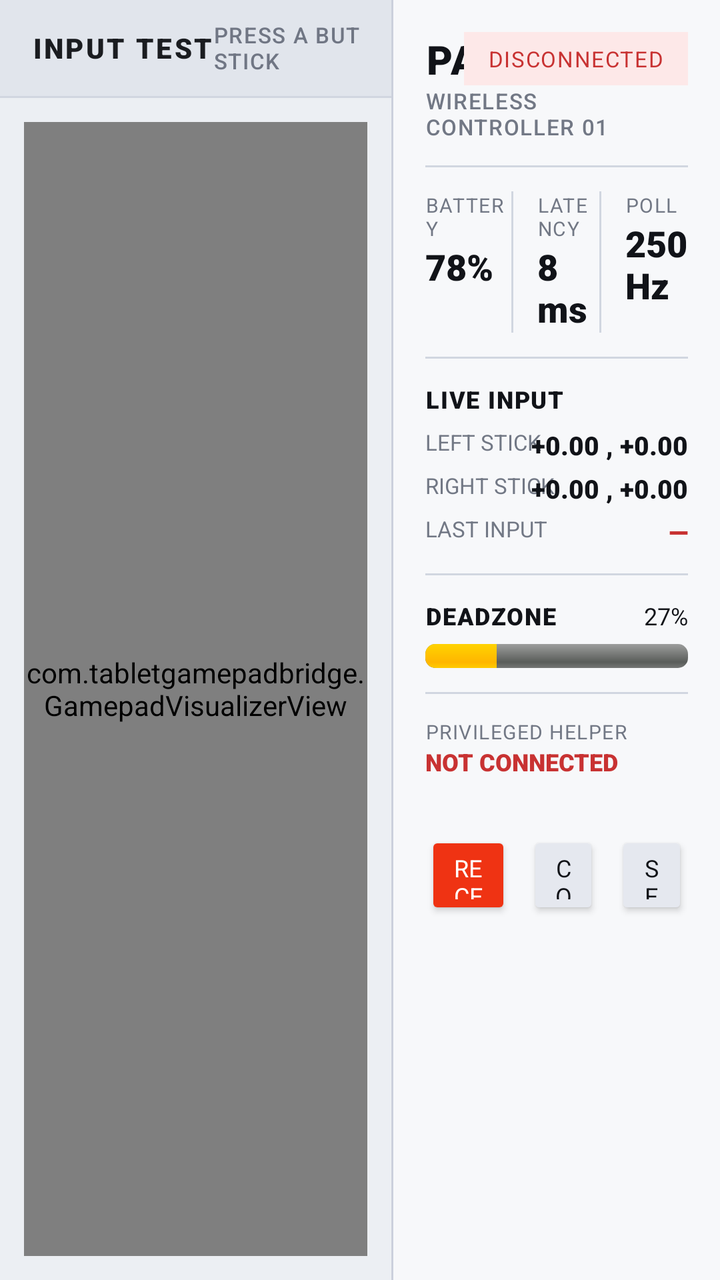
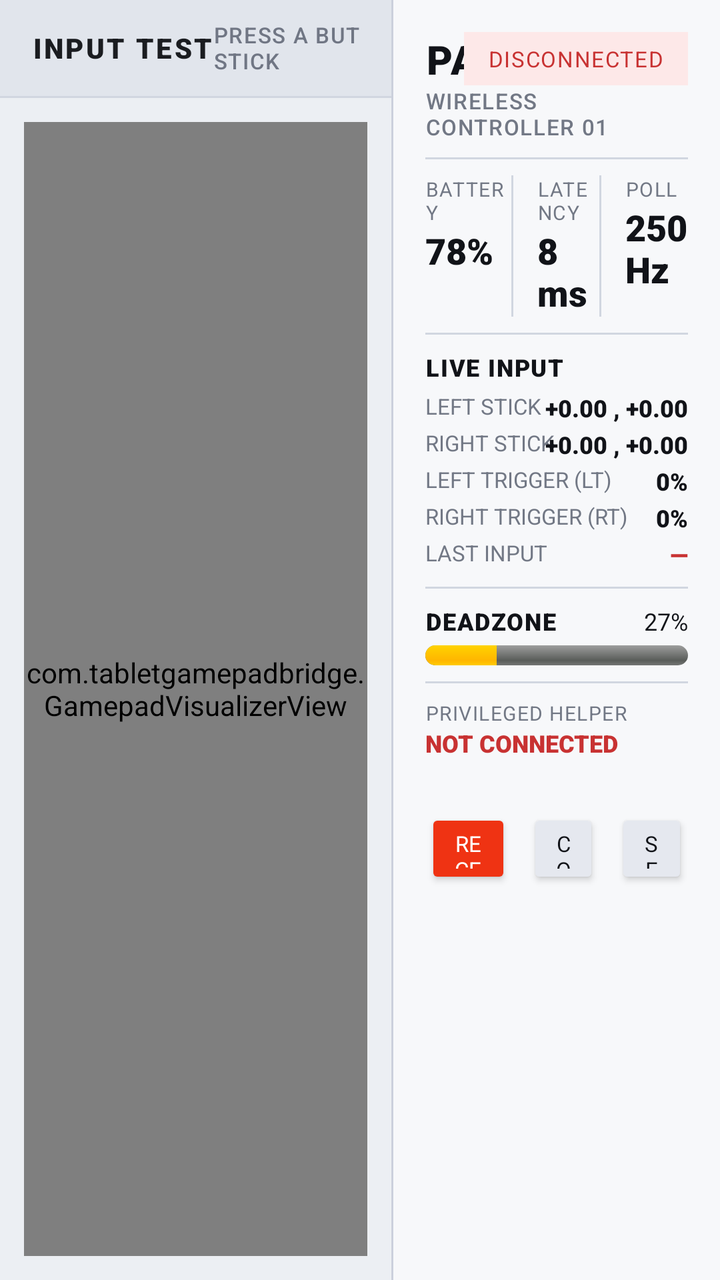

The first picture is an Android layout as it rendered before a commit; the second is the same layout after the commit. The layout source and the unified diff follow.
<!-- AndroidManifest.xml: application theme Theme.AppCompat -->
<!-- res/layout/activity_main.xml -->
<?xml version="1.0" encoding="utf-8"?>
<LinearLayout xmlns:android="http://schemas.android.com/apk/res/android"
    android:layout_width="match_parent"
    android:layout_height="match_parent"
    android:background="#F2F4F7"
    android:orientation="horizontal">

    
    <LinearLayout
        android:layout_width="0dp"
        android:layout_height="match_parent"
        android:layout_weight="1.2"
        android:background="#ECEFF3"
        android:orientation="vertical">

        
        <LinearLayout
            android:layout_width="match_parent"
            android:layout_height="48dp"
            android:background="#E1E5EC"
            android:gravity="center_vertical"
            android:paddingStart="16dp"
            android:paddingEnd="16dp">

            <TextView
                android:layout_width="0dp"
                android:layout_height="wrap_content"
                android:layout_weight="1"
                android:fontFamily="sans-serif-black"
                android:text="INPUT TEST"
                android:textColor="#1A1C20"
                android:textSize="14sp"
                android:letterSpacing="0.08" />

            <TextView
                android:layout_width="wrap_content"
                android:layout_height="wrap_content"
                android:fontFamily="sans-serif-medium"
                android:text="PRESS A BUTTON · DRAG A STICK"
                android:textColor="#707684"
                android:textSize="11sp"
                android:letterSpacing="0.05" />
        </LinearLayout>

        <View
            android:layout_width="match_parent"
            android:layout_height="1dp"
            android:background="#D1D6E0" />

        
        <com.tabletgamepadbridge.GamepadVisualizerView
            android:id="@+id/controllerVisualizer"
            android:layout_width="match_parent"
            android:layout_height="match_parent"
            android:layout_margin="12dp" />

    </LinearLayout>

    
    <View
        android:layout_width="1dp"
        android:layout_height="match_parent"
        android:background="#CBD0DC" />

    
    <LinearLayout
        android:layout_width="0dp"
        android:layout_height="match_parent"
        android:layout_weight="1"
        android:background="#F7F8FA"
        android:orientation="vertical"
        android:padding="16dp">

        
        <RelativeLayout
            android:layout_width="match_parent"
            android:layout_height="wrap_content">

            <LinearLayout
                android:layout_width="wrap_content"
                android:layout_height="wrap_content"
                android:orientation="vertical">

                <TextView
                    android:layout_width="wrap_content"
                    android:layout_height="wrap_content"
                    android:fontFamily="sans-serif-black"
                    android:text="PAD LINK"
                    android:textColor="#111318"
                    android:textSize="20sp"
                    android:letterSpacing="0.05" />

                <TextView
                    android:layout_width="wrap_content"
                    android:layout_height="wrap_content"
                    android:fontFamily="sans-serif-medium"
                    android:text="WIRELESS CONTROLLER 01"
                    android:textColor="#727885"
                    android:textSize="11sp"
                    android:letterSpacing="0.05" />
            </LinearLayout>

            <TextView
                android:id="@+id/connectedBadge"
                android:layout_width="wrap_content"
                android:layout_height="wrap_content"
                android:layout_alignParentEnd="true"
                android:background="#FDE8E8"
                android:fontFamily="sans-serif-bold"
                android:paddingStart="12dp"
                android:paddingTop="6dp"
                android:paddingEnd="12dp"
                android:paddingBottom="6dp"
                android:text="DISCONNECTED"
                android:textColor="#C83232"
                android:textSize="11sp"
                android:letterSpacing="0.05" />
        </RelativeLayout>

        <View
            android:layout_width="match_parent"
            android:layout_height="1dp"
            android:layout_marginTop="12dp"
            android:layout_marginBottom="12dp"
            android:background="#D1D6E0" />

        
        <LinearLayout
            android:layout_width="match_parent"
            android:layout_height="wrap_content"
            android:orientation="horizontal">

            <LinearLayout
                android:layout_width="0dp"
                android:layout_height="wrap_content"
                android:layout_weight="1"
                android:orientation="vertical">

                <TextView
                    android:layout_width="wrap_content"
                    android:layout_height="wrap_content"
                    android:fontFamily="sans-serif-bold"
                    android:text="BATTERY"
                    android:textColor="#727885"
                    android:textSize="10sp"
                    android:letterSpacing="0.05" />

                <TextView
                    android:id="@+id/batteryText"
                    android:layout_width="wrap_content"
                    android:layout_height="wrap_content"
                    android:fontFamily="sans-serif-black"
                    android:text="78%"
                    android:textColor="#111318"
                    android:textSize="18sp" />
            </LinearLayout>

            <View
                android:layout_width="1dp"
                android:layout_height="match_parent"
                android:background="#D1D6E0" />

            <LinearLayout
                android:layout_width="0dp"
                android:layout_height="wrap_content"
                android:layout_weight="1"
                android:paddingStart="12dp"
                android:orientation="vertical">

                <TextView
                    android:layout_width="wrap_content"
                    android:layout_height="wrap_content"
                    android:fontFamily="sans-serif-bold"
                    android:text="LATENCY"
                    android:textColor="#727885"
                    android:textSize="10sp"
                    android:letterSpacing="0.05" />

                <TextView
                    android:id="@+id/latencyText"
                    android:layout_width="wrap_content"
                    android:layout_height="wrap_content"
                    android:fontFamily="sans-serif-black"
                    android:text="8 ms"
                    android:textColor="#111318"
                    android:textSize="18sp" />
            </LinearLayout>

            <View
                android:layout_width="1dp"
                android:layout_height="match_parent"
                android:background="#D1D6E0" />

            <LinearLayout
                android:layout_width="0dp"
                android:layout_height="wrap_content"
                android:layout_weight="1"
                android:paddingStart="12dp"
                android:orientation="vertical">

                <TextView
                    android:layout_width="wrap_content"
                    android:layout_height="wrap_content"
                    android:fontFamily="sans-serif-bold"
                    android:text="POLL"
                    android:textColor="#727885"
                    android:textSize="10sp"
                    android:letterSpacing="0.05" />

                <TextView
                    android:id="@+id/pollText"
                    android:layout_width="wrap_content"
                    android:layout_height="wrap_content"
                    android:fontFamily="sans-serif-black"
                    android:text="250 Hz"
                    android:textColor="#111318"
                    android:textSize="18sp" />
            </LinearLayout>
        </LinearLayout>

        <View
            android:layout_width="match_parent"
            android:layout_height="1dp"
            android:layout_marginTop="12dp"
            android:layout_marginBottom="12dp"
            android:background="#D1D6E0" />

        
        <TextView
            android:layout_width="wrap_content"
            android:layout_height="wrap_content"
            android:fontFamily="sans-serif-black"
            android:text="LIVE INPUT"
            android:textColor="#111318"
            android:textSize="12sp"
            android:letterSpacing="0.05" />

        <RelativeLayout
            android:layout_width="match_parent"
            android:layout_height="wrap_content"
            android:layout_marginTop="6dp">

            <TextView
                android:layout_width="wrap_content"
                android:layout_height="wrap_content"
                android:fontFamily="sans-serif-bold"
                android:text="LEFT STICK"
                android:textColor="#727885"
                android:textSize="11sp" />

            <TextView
                android:id="@+id/leftStickCoords"
                android:layout_width="wrap_content"
                android:layout_height="wrap_content"
                android:layout_alignParentEnd="true"
                android:fontFamily="sans-serif-black"
                android:text="+0.00 , +0.00"
                android:textColor="#111318"
                android:textSize="13sp" />
        </RelativeLayout>

        <RelativeLayout
            android:layout_width="match_parent"
            android:layout_height="wrap_content"
            android:layout_marginTop="4dp">

            <TextView
                android:layout_width="wrap_content"
                android:layout_height="wrap_content"
                android:fontFamily="sans-serif-bold"
                android:text="RIGHT STICK"
                android:textColor="#727885"
                android:textSize="11sp" />

            <TextView
                android:id="@+id/rightStickCoords"
                android:layout_width="wrap_content"
                android:layout_height="wrap_content"
                android:layout_alignParentEnd="true"
                android:fontFamily="sans-serif-black"
                android:text="+0.00 , +0.00"
                android:textColor="#111318"
                android:textSize="13sp" />
        </RelativeLayout>

        <RelativeLayout
            android:layout_width="match_parent"
            android:layout_height="wrap_content"
            android:layout_marginTop="4dp">

            <TextView
                android:layout_width="wrap_content"
                android:layout_height="wrap_content"
                android:fontFamily="sans-serif-bold"
                android:text="LAST INPUT"
                android:textColor="#727885"
                android:textSize="11sp" />

            <TextView
                android:id="@+id/lastInputText"
                android:layout_width="wrap_content"
                android:layout_height="wrap_content"
                android:layout_alignParentEnd="true"
                android:fontFamily="sans-serif-black"
                android:text="—"
                android:textColor="#C83232"
                android:textSize="13sp" />
        </RelativeLayout>

        <View
            android:layout_width="match_parent"
            android:layout_height="1dp"
            android:layout_marginTop="12dp"
            android:layout_marginBottom="12dp"
            android:background="#D1D6E0" />

        
        <RelativeLayout
            android:layout_width="match_parent"
            android:layout_height="wrap_content">

            <TextView
                android:layout_width="wrap_content"
                android:layout_height="wrap_content"
                android:fontFamily="sans-serif-black"
                android:text="DEADZONE"
                android:textColor="#111318"
                android:textSize="12sp"
                android:letterSpacing="0.05" />

            <TextView
                android:id="@+id/deadzoneText"
                android:layout_width="wrap_content"
                android:layout_height="wrap_content"
                android:layout_alignParentEnd="true"
                android:fontFamily="sans-serif-bold"
                android:text="27%"
                android:textColor="#111318"
                android:textSize="12sp" />
        </RelativeLayout>

        <ProgressBar
            android:id="@+id/deadzoneProgressBar"
            style="?android:attr/progressBarStyleHorizontal"
            android:layout_width="match_parent"
            android:layout_height="12dp"
            android:layout_marginTop="6dp"
            android:max="100"
            android:progress="27"
            android:progressDrawable="@android:drawable/progress_horizontal" />

        <View
            android:layout_width="match_parent"
            android:layout_height="1dp"
            android:layout_marginTop="12dp"
            android:layout_marginBottom="12dp"
            android:background="#D1D6E0" />

        
        <TextView
            android:layout_width="wrap_content"
            android:layout_height="wrap_content"
            android:fontFamily="sans-serif-bold"
            android:text="PRIVILEGED HELPER"
            android:textColor="#727885"
            android:textSize="10sp"
            android:letterSpacing="0.05" />

        <TextView
            android:id="@+id/helperStatusText"
            android:layout_width="wrap_content"
            android:layout_height="wrap_content"
            android:fontFamily="sans-serif-black"
            android:text="NOT CONNECTED"
            android:textColor="#C83232"
            android:textSize="12sp" />

        <TextView
            android:id="@+id/wirelessStatusText"
            android:layout_width="wrap_content"
            android:layout_height="wrap_content"
            android:layout_marginTop="2dp"
            android:fontFamily="sans-serif"
            android:text=""
            android:textColor="#525866"
            android:textSize="11sp" />

        
        <LinearLayout
            android:layout_width="match_parent"
            android:layout_height="wrap_content"
            android:layout_marginTop="10dp"
            android:orientation="horizontal">

            
            <Button
                android:id="@+id/recenterBtn"
                android:layout_width="0dp"
                android:layout_height="44dp"
                android:layout_weight="1.2"
                android:backgroundTint="#EF3313"
                android:fontFamily="sans-serif-bold"
                android:text="Recenter sticks"
                android:textColor="#FFFFFF"
                android:textSize="12sp" />

            <Button
                android:id="@+id/connectBtn"
                android:layout_width="0dp"
                android:layout_height="44dp"
                android:layout_weight="1"
                android:layout_marginStart="8dp"
                android:backgroundTint="#E5E8EF"
                android:fontFamily="sans-serif-bold"
                android:text="Connect"
                android:textColor="#111318"
                android:textSize="12sp" />

            <Button
                android:id="@+id/openAccessibilityBtn"
                android:layout_width="0dp"
                android:layout_height="44dp"
                android:layout_weight="1"
                android:layout_marginStart="8dp"
                android:backgroundTint="#E5E8EF"
                android:fontFamily="sans-serif-bold"
                android:text="Settings"
                android:textColor="#111318"
                android:textSize="12sp" />
        </LinearLayout>

    </LinearLayout>

</LinearLayout>
<!-- resources referenced by this layout -->
<resources>

</resources>

<!-- the commit's change to res/layout/activity_main.xml (unified diff, before → after) -->
@@ -120,8 +120,8 @@
         <View
             android:layout_width="match_parent"
             android:layout_height="1dp"
-            android:layout_marginTop="12dp"
-            android:layout_marginBottom="12dp"
+            android:layout_marginTop="8dp"
+            android:layout_marginBottom="8dp"
             android:background="#D1D6E0" />
 
         
@@ -221,8 +221,8 @@
         <View
             android:layout_width="match_parent"
             android:layout_height="1dp"
-            android:layout_marginTop="12dp"
-            android:layout_marginBottom="12dp"
+            android:layout_marginTop="8dp"
+            android:layout_marginBottom="8dp"
             android:background="#D1D6E0" />
 
         
@@ -238,7 +238,7 @@
         <RelativeLayout
             android:layout_width="match_parent"
             android:layout_height="wrap_content"
-            android:layout_marginTop="6dp">
+            android:layout_marginTop="4dp">
 
             <TextView
                 android:layout_width="wrap_content"
@@ -256,13 +256,13 @@
                 android:fontFamily="sans-serif-black"
                 android:text="+0.00 , +0.00"
                 android:textColor="#111318"
-                android:textSize="13sp" />
-        </RelativeLayout>
-
-        <RelativeLayout
-            android:layout_width="match_parent"
-            android:layout_height="wrap_content"
-            android:layout_marginTop="4dp">
+                android:textSize="12sp" />
+        </RelativeLayout>
+
+        <RelativeLayout
+            android:layout_width="match_parent"
+            android:layout_height="wrap_content"
+            android:layout_marginTop="2dp">
 
             <TextView
                 android:layout_width="wrap_content"
@@ -280,13 +280,61 @@
                 android:fontFamily="sans-serif-black"
                 android:text="+0.00 , +0.00"
                 android:textColor="#111318"
-                android:textSize="13sp" />
-        </RelativeLayout>
-
-        <RelativeLayout
-            android:layout_width="match_parent"
-            android:layout_height="wrap_content"
-            android:layout_marginTop="4dp">
+                android:textSize="12sp" />
+        </RelativeLayout>
+
+        <RelativeLayout
+            android:layout_width="match_parent"
+            android:layout_height="wrap_content"
+            android:layout_marginTop="2dp">
+
+            <TextView
+                android:layout_width="wrap_content"
+                android:layout_height="wrap_content"
+                android:fontFamily="sans-serif-bold"
+                android:text="LEFT TRIGGER (LT)"
+                android:textColor="#727885"
+                android:textSize="11sp" />
+
+            <TextView
+                android:id="@+id/leftTriggerValue"
+                android:layout_width="wrap_content"
+                android:layout_height="wrap_content"
+                android:layout_alignParentEnd="true"
+                android:fontFamily="sans-serif-black"
+                android:text="0%"
+                android:textColor="#111318"
+                android:textSize="12sp" />
+        </RelativeLayout>
+
+        <RelativeLayout
+            android:layout_width="match_parent"
+            android:layout_height="wrap_content"
+            android:layout_marginTop="2dp">
+
+            <TextView
+                android:layout_width="wrap_content"
+                android:layout_height="wrap_content"
+                android:fontFamily="sans-serif-bold"
+                android:text="RIGHT TRIGGER (RT)"
+                android:textColor="#727885"
+                android:textSize="11sp" />
+
+            <TextView
+                android:id="@+id/rightTriggerValue"
+                android:layout_width="wrap_content"
+                android:layout_height="wrap_content"
+                android:layout_alignParentEnd="true"
+                android:fontFamily="sans-serif-black"
+                android:text="0%"
+                android:textColor="#111318"
+                android:textSize="12sp" />
+        </RelativeLayout>
+
+        <RelativeLayout
+            android:layout_width="match_parent"
+            android:layout_height="wrap_content"
+            android:layout_marginTop="2dp">
 
             <TextView
                 android:layout_width="wrap_content"
@@ -304,14 +352,14 @@
                 android:fontFamily="sans-serif-black"
                 android:text="—"
                 android:textColor="#C83232"
-                android:textSize="13sp" />
+                android:textSize="12sp" />
         </RelativeLayout>
 
         <View
             android:layout_width="match_parent"
             android:layout_height="1dp"
-            android:layout_marginTop="12dp"
-            android:layout_marginBottom="12dp"
+            android:layout_marginTop="8dp"
+            android:layout_marginBottom="8dp"
             android:background="#D1D6E0" />
 
         
@@ -343,8 +391,8 @@
             android:id="@+id/deadzoneProgressBar"
             style="?android:attr/progressBarStyleHorizontal"
             android:layout_width="match_parent"
-            android:layout_height="12dp"
-            android:layout_marginTop="6dp"
+            android:layout_height="10dp"
+            android:layout_marginTop="4dp"
             android:max="100"
             android:progress="27"
             android:progressDrawable="@android:drawable/progress_horizontal" />
@@ -352,8 +400,8 @@
         <View
             android:layout_width="match_parent"
             android:layout_height="1dp"
-            android:layout_marginTop="12dp"
-            android:layout_marginBottom="12dp"
+            android:layout_marginTop="8dp"
+            android:layout_marginBottom="8dp"
             android:background="#D1D6E0" />
 
         
@@ -389,44 +437,43 @@
         <LinearLayout
             android:layout_width="match_parent"
             android:layout_height="wrap_content"
-            android:layout_marginTop="10dp"
+            android:layout_marginTop="8dp"
             android:orientation="horizontal">
 
-            
             <Button
                 android:id="@+id/recenterBtn"
                 android:layout_width="0dp"
-                android:layout_height="44dp"
+                android:layout_height="40dp"
                 android:layout_weight="1.2"
                 android:backgroundTint="#EF3313"
                 android:fontFamily="sans-serif-bold"
                 android:text="Recenter sticks"
                 android:textColor="#FFFFFF"
-                android:textSize="12sp" />
+                android:textSize="11sp" />
 
             <Button
                 android:id="@+id/connectBtn"
                 android:layout_width="0dp"
-                android:layout_height="44dp"
+                android:layout_height="40dp"
                 android:layout_weight="1"
                 android:layout_marginStart="8dp"
                 android:backgroundTint="#E5E8EF"
                 android:fontFamily="sans-serif-bold"
                 android:text="Connect"
                 android:textColor="#111318"
-                android:textSize="12sp" />
+                android:textSize="11sp" />
 
             <Button
                 android:id="@+id/openAccessibilityBtn"
                 android:layout_width="0dp"
-                android:layout_height="44dp"
+                android:layout_height="40dp"
                 android:layout_weight="1"
                 android:layout_marginStart="8dp"
                 android:backgroundTint="#E5E8EF"
                 android:fontFamily="sans-serif-bold"
                 android:text="Settings"
                 android:textColor="#111318"
-                android:textSize="12sp" />
+                android:textSize="11sp" />
         </LinearLayout>
 
     </LinearLayout>
